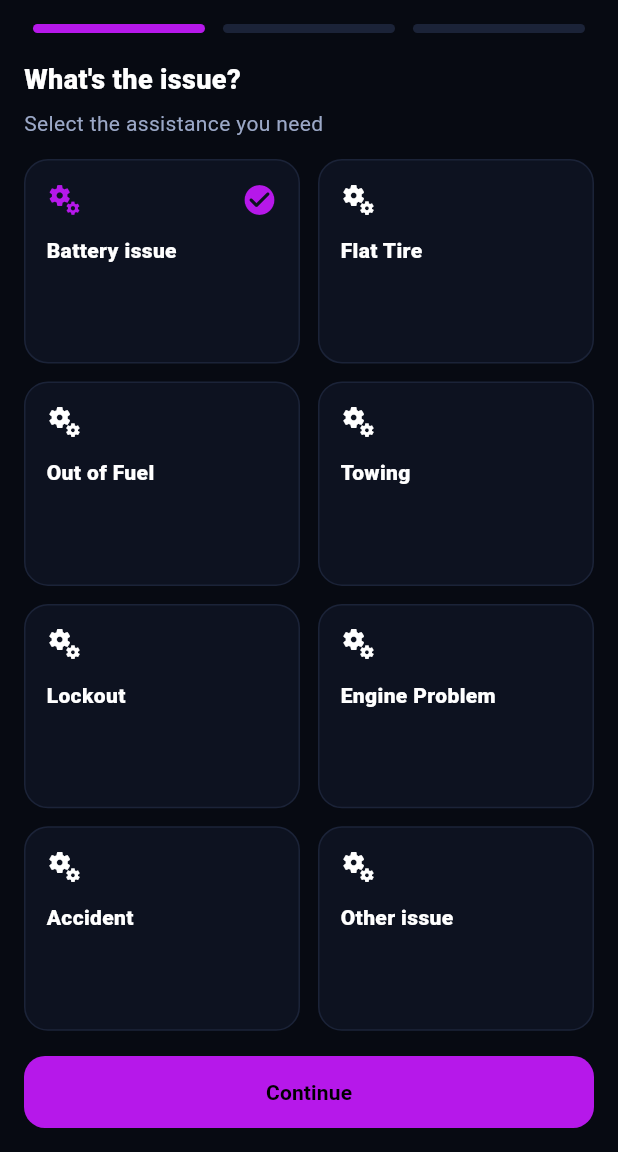
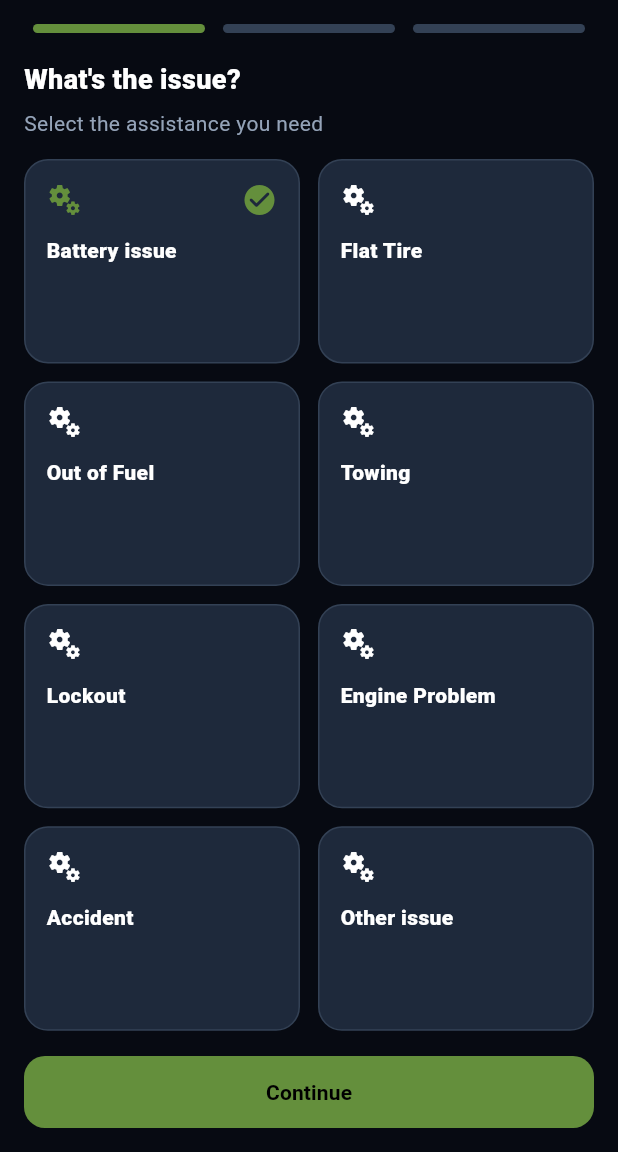
Before and after one commit to Anjaboii/resqhub_user_app, a Flutter app: the screen it shows once a user with an empty profile is signed in, after a tap on "SOS", on a phone screen of 412 x 824 dp, the part 84-1236 px from its top. Run offline on Flutter 3.47's test engine with Material 3 defaults, Android fonts, the phone set to English and light mode, and no system bars; our stand-ins replace cloud_firestore, firebase_auth, firebase_core, geocoding, geolocator, google_maps_flutter; accounts and stored records are empty.

Commit message:
live tracking update
live tracking / app theme

```diff
--- a/lib/screens/request/request_flow.dart
+++ b/lib/screens/request/request_flow.dart
@@ -1,8 +1,10 @@
 import 'package:flutter/material.dart';
 import 'package:cloud_firestore/cloud_firestore.dart';
 import 'package:firebase_auth/firebase_auth.dart';
+import 'package:geolocator/geolocator.dart';
+import 'package:geocoding/geocoding.dart'; // 👈 Make sure to run: flutter pub add geocoding
 
-import '../../models/demo_models.dart'; // ServiceType + serviceTitle/serviceSubtitle
+import '../../models/demo_models.dart';
 import '../../theme/app_theme.dart';
 import '../../widgets/glass_card.dart';
 import '../../widgets/primary_button.dart';
@@ -12,7 +14,7 @@ class RequestVehicle {
   final String name;
   final String plate;
   final String meta;
-  final String source; // "saved" | "temporary"
+  final String source;
 
   const RequestVehicle({
     required this.name,
@@ -38,9 +40,7 @@ class RequestFlowScreen extends StatefulWidget {
 
 class _RequestFlowScreenState extends State<RequestFlowScreen> {
   int step = 0;
-
   ServiceType? selectedService = ServiceType.battery;
-
   String? selectedVehicleId;
   bool useTemporaryVehicle = false;
   RequestVehicle? selectedVehicle;
@@ -48,9 +48,67 @@ class _RequestFlowScreenState extends State<RequestFlowScreen> {
   final tempVehicleName = TextEditingController();
   final tempVehiclePlate = TextEditingController();
   final tempVehicleMeta = TextEditingController();
+  final details = TextEditingController();
 
-  String location = "Galle Road, Colombo 03";
-  final details = TextEditingController();
+  // 📍 Real-time Location Data
+  String location = "Fetching GPS location...";
+  double? latitude;
+  double? longitude;
+
+  @override
+  void initState() {
+    super.initState();
+    _determinePosition();
+  }
+
+  // 📡 UPDATED: Now fetches real address names
+  Future<void> _determinePosition() async {
+    bool serviceEnabled;
+    LocationPermission permission;
+
+    serviceEnabled = await Geolocator.isLocationServiceEnabled();
+    if (!serviceEnabled) {
+      setState(() => location = "GPS is disabled on device");
+      return;
+    }
+
+    permission = await Geolocator.checkPermission();
+    if (permission == LocationPermission.denied) {
+      permission = await Geolocator.requestPermission();
+      if (permission == LocationPermission.denied) {
+        setState(() => location = "Location permission denied");
+        return;
+      }
+    }
+
+    try {
+      // 1. Get raw coordinates
+      Position position = await Geolocator.getCurrentPosition(
+          desiredAccuracy: LocationAccuracy.high
+      );
+
+      // 2. Convert coordinates to human-readable address
+      List<Placemark> placemarks = await placemarkFromCoordinates(
+          position.latitude,
+          position.longitude
+      );
+
+      String readableAddress = "Unknown Location";
+      if (placemarks.isNotEmpty) {
+        Placemark place = placemarks[0];
+        // Formatting the address (Street, City)
+        readableAddress = "${place.street}, ${place.locality}";
+      }
+
+      setState(() {
+        latitude = position.latitude;
+        longitude = position.longitude;
+        location = readableAddress; // 👈 Real name instead of "GPS Detected"
+      });
+    } catch (e) {
+      setState(() => location = "Error fetching address");
+    }
+  }
 
   @override
   void dispose() {
@@ -70,25 +128,19 @@ class _RequestFlowScreenState extends State<RequestFlowScreen> {
   Future<String> _resolveUserName() async {
     final u = FirebaseAuth.instance.currentUser;
     if (u == null) return "User";
-
     final dn = (u.displayName ?? "").trim();
     if (dn.isNotEmpty) return dn;
-
     try {
       final doc = await FirebaseFirestore.instance.collection("users").doc(u.uid).get();
       final fullName = (doc.data()?["fullName"] ?? "").toString().trim();
       if (fullName.isNotEmpty) return fullName;
     } catch (_) {}
-
-    final email = (u.email ?? "").trim();
-    if (email.contains("@")) return email.split("@").first;
     return "User";
   }
 
   void _emitTemporaryVehicle() {
     final name = tempVehicleName.text.trim();
     final plate = tempVehiclePlate.text.trim().toUpperCase();
-
     if (name.isEmpty || plate.isEmpty) {
       setState(() {
         selectedVehicle = null;
@@ -96,7 +148,6 @@ class _RequestFlowScreenState extends State<RequestFlowScreen> {
       });
       return;
     }
-
     setState(() {
       selectedVehicle = RequestVehicle(
         name: name,
@@ -118,6 +169,8 @@ class _RequestFlowScreenState extends State<RequestFlowScreen> {
       "serviceType": selectedService!.name,
       "vehicle": selectedVehicle!.toMap(),
       "locationText": location,
+      "lat": latitude,
+      "lng": longitude,
       "status": "requested",
       "createdAt": FieldValue.serverTimestamp(),
       "providerName": "",
@@ -129,7 +182,6 @@ class _RequestFlowScreenState extends State<RequestFlowScreen> {
       data["details"] = trimmedDetails;
     }
 
-    // Capture the Document ID from Firestore
     final docRef = await FirebaseFirestore.instance.collection("requests").add(data);
 
     if (!mounted) return;
@@ -138,7 +190,7 @@ class _RequestFlowScreenState extends State<RequestFlowScreen> {
       context,
       MaterialPageRoute(
         builder: (_) => LiveTrackingScreen(
-          requestId: docRef.id, // REAL ID passed here
+          requestId: docRef.id,
           serviceName: serviceTitle(selectedService!),
           vehicleName: "${selectedVehicle!.name} (${selectedVehicle!.plate})",
           location: location,
@@ -199,7 +251,7 @@ class _RequestFlowScreenState extends State<RequestFlowScreen> {
                   tempMeta: tempVehicleMeta,
                   onTempChanged: _emitTemporaryVehicle,
                   location: location,
-                  onChangeLocation: () => setState(() => location = "Near Liberty Plaza"),
+                  onChangeLocation: _determinePosition,
                 ),
                 _ => _Step3(
                   service: selectedService!,
@@ -222,12 +274,10 @@ class _RequestFlowScreenState extends State<RequestFlowScreen> {
                         );
                         return;
                       }
-
                       if (step < 2) {
                         setState(() => step++);
                         return;
                       }
-
                       try {
                         await _submitRequestAndGoTracking();
                       } catch (e) {
@@ -247,6 +297,8 @@ class _RequestFlowScreenState extends State<RequestFlowScreen> {
     );
   }
 }
+
+// --- UI WIDGETS ---
 
 class _StepBar extends StatelessWidget {
   final int step;
@@ -410,7 +462,13 @@ class _Step2 extends StatelessWidget {
             ],
           ),
         const SizedBox(height: 16),
-        const Text("Location", style: TextStyle(fontWeight: FontWeight.w800)),
+        Row(
+          children: [
+            const Text("Location", style: TextStyle(fontWeight: FontWeight.w800)),
+            const Spacer(),
+            IconButton(onPressed: onChangeLocation, icon: const Icon(Icons.my_location, color: AppTheme.accent, size: 20))
+          ],
+        ),
         GlassCard(child: Text(location, style: const TextStyle(fontWeight: FontWeight.w900))),
       ],
     );
--- a/lib/theme/app_theme.dart
+++ b/lib/theme/app_theme.dart
@@ -1,13 +1,13 @@
 import 'package:flutter/material.dart';
 
 class AppTheme {
-  static const bg = Color(0xFF070A12);
-  static const card = Color(0xFF0D1220);
-  static const card2 = Color(0xFF0B1020);
-  static const stroke = Color(0xFF1B2338);
-  static const textDim = Color(0xFF9BA8C7);
-  // static const accent = Color(0xFFFF7A1A);
-  static const accent = Color(0xFFB618EA);
+  static const bg = Color(0xFF0F172A);
+  static const card = Color(0xFF1E293B);
+  static const stroke = Color(0xFF334155);
+  static const textDim = Color(0xFF94A3B8);
+  static const accent = Color(0xFF648F3C); // Your Green
+
+  static const List<Color> sosGradient = [Color(0xFF6366F1), Color(0xFFA855F7)];
 
   static ThemeData dark() {
     final base = ThemeData.dark(useMaterial3: true);
@@ -20,18 +20,15 @@ class AppTheme {
       ),
       appBarTheme: const AppBarTheme(
         backgroundColor: bg,
-        foregroundColor: Colors.white,
+        centerTitle: false,
         elevation: 0,
+        titleTextStyle: TextStyle(color: Colors.white, fontSize: 20, fontWeight: FontWeight.bold),
       ),
       bottomNavigationBarTheme: const BottomNavigationBarThemeData(
-        backgroundColor: Color(0xFF070A12),
+        backgroundColor: bg,
         selectedItemColor: accent,
-        unselectedItemColor: Color(0xFF7D8AAE),
+        unselectedItemColor: textDim,
         type: BottomNavigationBarType.fixed,
-      ),
-      textTheme: base.textTheme.apply(
-        bodyColor: Colors.white,
-        displayColor: Colors.white,
       ),
     );
   }
--- a/pubspec.yaml
+++ b/pubspec.yaml
@@ -37,6 +37,9 @@ dependencies:
   firebase_core: ^4.4.0
   firebase_auth: ^6.1.4
   cloud_firestore: ^6.1.2
+  geolocator: ^14.0.2
+  geocoding: ^4.0.0
+  google_maps_flutter: ^2.14.2
 
 dev_dependencies:
   flutter_test:
```
Also changed, not shown: lib/screens/tracking/live_tracking_screen.dart (+140 -51 lines), pubspec.lock, 4 other files.
